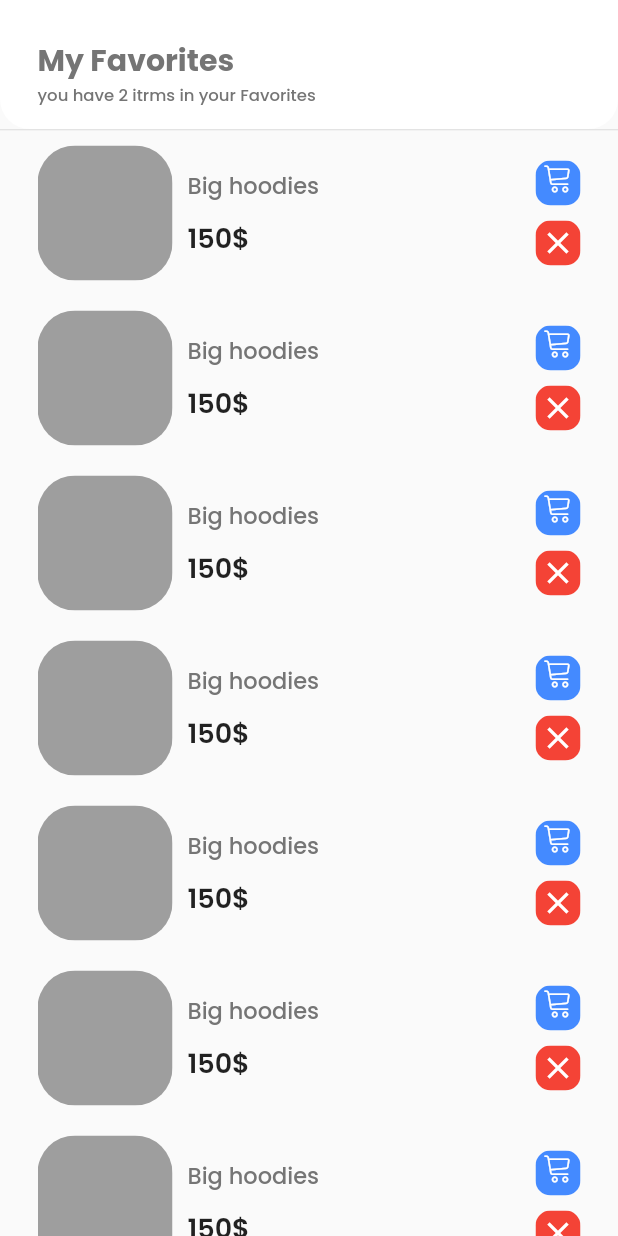
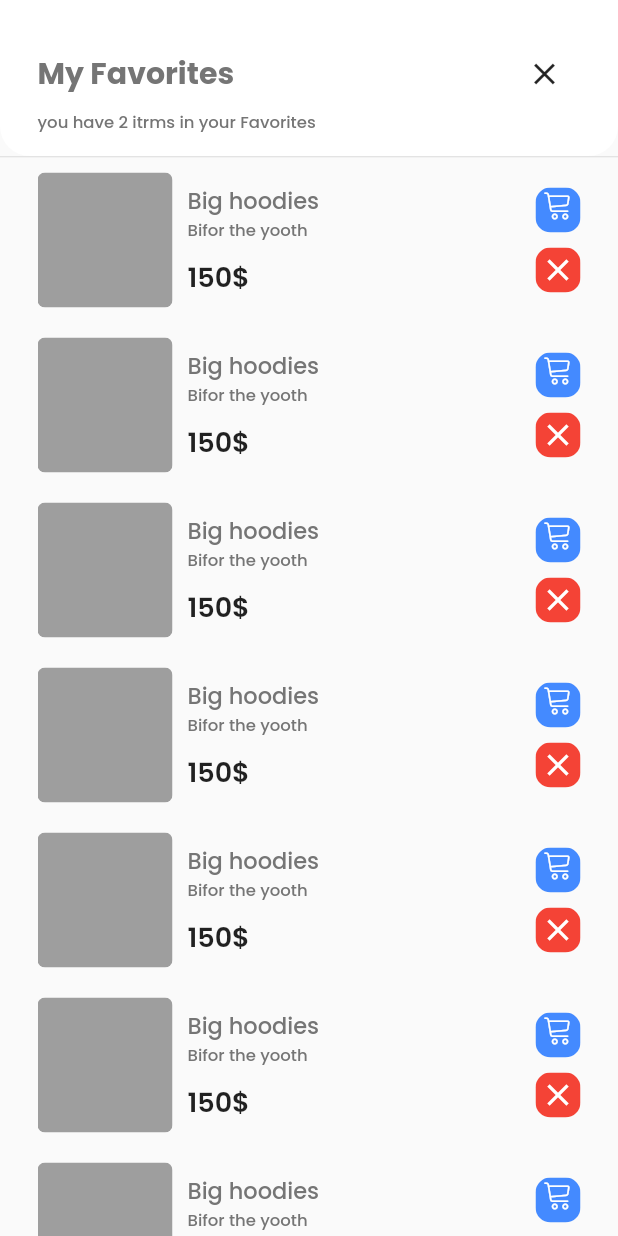
Before and after one commit to HamiiidAsgarian/flutter-tech-commerce-Cargo-, a Flutter app: the FavoriteScreen screen opened by its route, on a phone screen of 412 x 824 dp. Run offline on Flutter 3.47's test engine with Material 2 defaults, Android fonts, the phone set to English and light mode, and no system bars.

Commit message:
cleaning up the screens

```diff
--- a/lib/screens/favorites_screen.dart
+++ b/lib/screens/favorites_screen.dart
@@ -18,7 +18,7 @@ class _FavoriteScreenState extends State<FavoriteScreen> {
         child: Row(
           children: [
             ClipRRect(
-              borderRadius: BorderRadius.circular(25),
+              borderRadius: BorderRadius.circular(5),
               child: Container(
                 color: Colors.grey,
                 width: 90,
@@ -41,6 +41,16 @@ class _FavoriteScreenState extends State<FavoriteScreen> {
                       softWrap: false,
                       style: itemBrandFontStyle.copyWith(
                         fontSize: 15,
+                      ),
+                    ),
+                    Text(
+                      "Bifor the yooth",
+                      overflow: TextOverflow.ellipsis,
+                      textAlign: TextAlign.center,
+                      maxLines: 1,
+                      softWrap: false,
+                      style: itemBrandFontStyle.copyWith(
+                        fontSize: 11,
                       ),
                     ),
                     const SizedBox(height: 10),
@@ -190,15 +200,25 @@ class _FavoriteScreenState extends State<FavoriteScreen> {
                     bottomLeft: Radius.circular(20),
                     bottomRight: Radius.circular(20)),
               ),
-              padding: const EdgeInsets.only(left: 25, bottom: 15, top: 25),
+              padding: const EdgeInsets.only(
+                  left: 25, bottom: 15, top: 25, right: 25),
               // margin: EdgeInsets.only(bottom: 10),
               alignment: Alignment.topLeft,
               child: Column(
                   crossAxisAlignment: CrossAxisAlignment.start,
                   children: [
-                    Text("My Favorites",
-                        style: itemTitleFontStyle.copyWith(
-                            fontSize: 20, fontWeight: FontWeight.w700)),
+                    Row(
+                        mainAxisAlignment: MainAxisAlignment.spaceBetween,
+                        children: [
+                          Text("My Favorites",
+                              style: itemTitleFontStyle.copyWith(
+                                  fontSize: 20, fontWeight: FontWeight.w700)),
+                          IconButton(
+                              icon: const Icon(Icons.close),
+                              onPressed: () {
+                                Navigator.pop(context);
+                              })
+                        ]),
                     Text("you have 2 itrms in your Favorites",
                         style: itemTitleFontStyle.copyWith(
                             fontSize: 11, fontWeight: FontWeight.w500)),
--- a/lib/widgets/my_rounded_textfield/my_rounded_textfield.dart
+++ b/lib/widgets/my_rounded_textfield/my_rounded_textfield.dart
@@ -2,7 +2,7 @@ import 'package:commerce_app/consts.dart';
 import 'package:flutter/material.dart';
 
 class MyRoundedTextfield extends StatelessWidget {
-  MyRoundedTextfield({
+  const MyRoundedTextfield({
     Key? key,
     this.cntrl,
     this.func,
```
Also changed, not shown: analysis_options.yaml (+9 -9 lines), lib/screens/Profile_screen2.dart (+5 -5 lines), lib/screens/cart_screen.dart (+15 -5 lines), lib/widgets/appbar.dart (+11 -6 lines).
